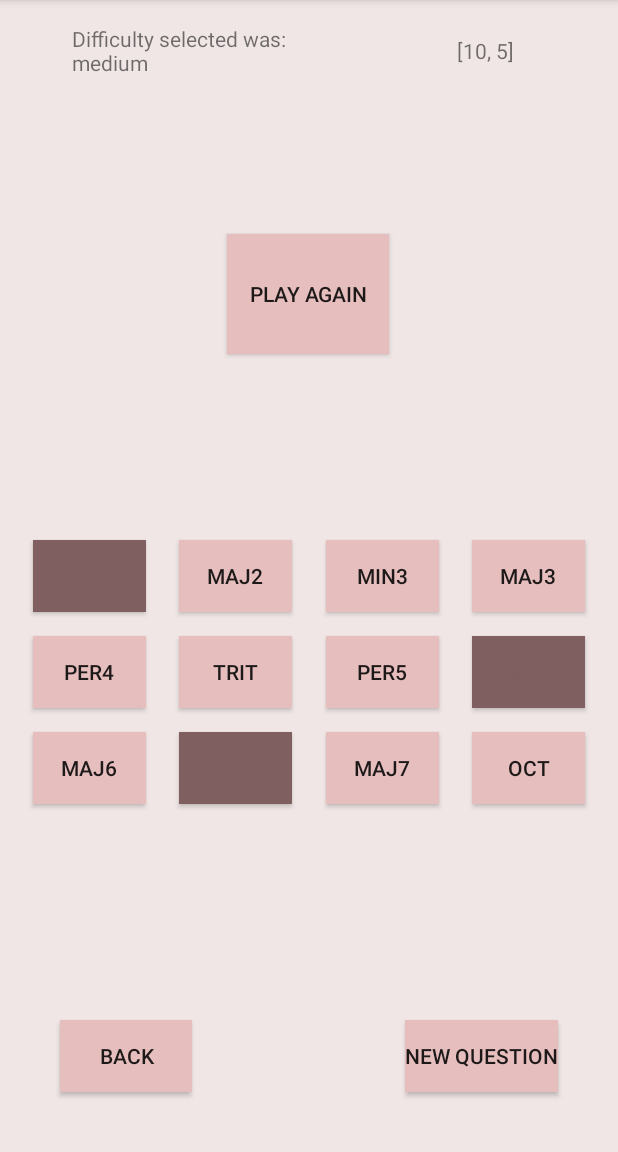
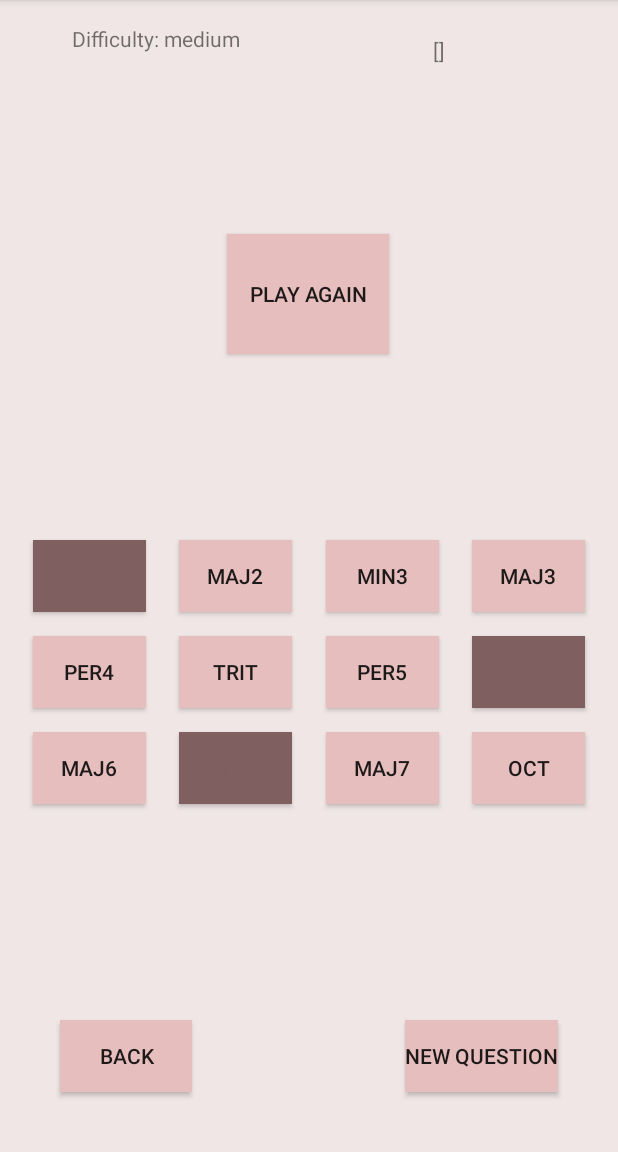
Before and after one commit to nikhilnair23/AllEars, an Android app: the IntervalLandingActivity screen opened directly, with no data from a screen before it, after a tap on "MEDIUM", on a phone screen of 412 x 824 dp, the part 84-1236 px from its top. Run offline under Robolectric (Android 15) with nearby library versions, the light colour scheme and no system bars.

Commit message:
Added record keeping, corrected back stack behavior

```diff
--- a/app/src/main/java/com/example/allears/IntervalLandingActivity.java
+++ b/app/src/main/java/com/example/allears/IntervalLandingActivity.java
@@ -5,6 +5,8 @@ import android.os.Bundle;
 import android.view.View;
 
 import androidx.appcompat.app.AppCompatActivity;
+
+import java.util.ArrayList;
 
 public class IntervalLandingActivity extends AppCompatActivity {
 
@@ -39,6 +41,9 @@ public class IntervalLandingActivity extends AppCompatActivity {
     private void openQuestionDifficulty( String difficulty ) {
         Intent intent = new Intent(this, IntervalQuestionActivity.class );
         intent.putExtra( "difficulty", difficulty );
+        ArrayList<Integer> blankScore = new ArrayList<Integer>();
+        intent.putExtra( "record", blankScore );
+        intent.addFlags( Intent.FLAG_ACTIVITY_NO_HISTORY );
         startActivity( intent );
     }
 
--- a/app/src/main/java/com/example/allears/IntervalQuestionActivity.java
+++ b/app/src/main/java/com/example/allears/IntervalQuestionActivity.java
@@ -3,7 +3,6 @@ package com.example.allears;
 import androidx.appcompat.app.AppCompatActivity;
 
 import android.content.Intent;
-import android.graphics.Color;
 import android.os.Bundle;
 import android.view.View;
 import android.widget.Button;
@@ -15,22 +14,22 @@ import java.util.Arrays;
 import java.util.List;
 import java.util.Random;
 
-import android.media.AudioManager;
-import android.media.SoundPool;
-
 // TODO: 11/28/20
-// - figure out backstack better, when you answer a question or close just nuke it from the stack??
-// - figure out playing all the sounds, integers -> sounds
 // - make the screen look not absolutely horrible
 //   - find way to have variable number of buttons? currently 4 per every screen
 // - have some sort of delay after you correctly guess before opening new activity??
+// - have it keep track of # right and # wrong for the day
+//   - at each one, append a 1 for a correct, and 0 for incorrect, 2 for skip
+//  -> now have it go into a new drawable type thing, draw blue for correct, red for incorrect
+//     etc. also only parse at most the last 10? idk
+
 
 public class IntervalQuestionActivity extends AppCompatActivity {
 
     // placeholder text, shows numbers that question generation obtained
     // and shows what difficulty was obtained through the intent
-    private TextView testText;
-    private TextView testText2;
+    private TextView difficultySelected;
+    private TextView score;
 
     // the button on top used to repeat the sound
     private Button playAgain;
@@ -60,6 +59,9 @@ public class IntervalQuestionActivity extends AppCompatActivity {
 
     private IntervalPlayer intervalPlayer;
 
+    private boolean guessedWrong;
+    private ArrayList<Integer> record;
+
 
     @Override
     protected void onCreate(Bundle savedInstanceState) {
@@ -67,8 +69,8 @@ public class IntervalQuestionActivity extends AppCompatActivity {
         setContentView(R.layout.activity_interval_question);
 
         // TEMPORARY, these views are only to show what data is being transferred
-        testText = (TextView)findViewById(R.id.text_interval_question_test);
-        testText2 = (TextView)findViewById(R.id.text_interval_question_test2);
+        difficultySelected = (TextView)findViewById(R.id.text_interval_question_selected_difficulty);
+        score = (TextView)findViewById(R.id.text_interval_question_score);
 
         // testing interval player (this should be created when question is made)
         intervalPlayer = new IntervalPlayer(this, 0, 1);
@@ -82,6 +84,7 @@ public class IntervalQuestionActivity extends AppCompatActivity {
         if (diff != null ) {
             difficulty = diff;
         }
+        record = bundle.getIntegerArrayList("record");
 
         // find the play again button, style it a tiny bit
         playAgain = (Button)findViewById(R.id.button_interval_question_repeat);
@@ -100,6 +103,9 @@ public class IntervalQuestionActivity extends AppCompatActivity {
         button10 = (Button)findViewById(R.id.button_interval_question_b10);
         button11 = (Button)findViewById(R.id.button_interval_question_b11);
 
+        // set guessed wrong to false intially
+        guessedWrong = false;
+
         // call a helper to grey out certain buttons and assign one as the correct answer
         rigButtons();
 
@@ -109,8 +115,9 @@ public class IntervalQuestionActivity extends AppCompatActivity {
         intervalPlayer.playInterval( 1000 );
 
         // TEMPORARY: set the views to show what data has been transferred
-        testText.setText( "Difficulty selected was:\n" + difficulty );
-        testText2.setText( question.toString() );
+        difficultySelected.setText( "Difficulty: " + difficulty );
+        score.setText( record.toString() );
+        //score.setText( question.toString() );
 
     }
 
@@ -178,7 +185,7 @@ public class IntervalQuestionActivity extends AppCompatActivity {
                 break;
 
             case R.id.button_interval_question_new:
-                openNewQuestionSameDifficulty();
+                openNewQuestionSameDifficulty( true );
                 break;
 
 
@@ -232,17 +239,27 @@ public class IntervalQuestionActivity extends AppCompatActivity {
 //            } catch (InterruptedException e) {
 //                e.printStackTrace();
 //            }
-            openNewQuestionSameDifficulty();
+            openNewQuestionSameDifficulty( false );
         } else {
             Toast.makeText( IntervalQuestionActivity.this, "Incorrect :((", Toast.LENGTH_SHORT).show();
+            this.guessedWrong = true;
         }
     }
 
 
     // a helper to run when the player answers correctly, or starts a new question
-    private void openNewQuestionSameDifficulty() {
+    private void openNewQuestionSameDifficulty( Boolean pressedNextHuh ) {
         Intent intent = new Intent(this, IntervalQuestionActivity.class );
         intent.putExtra( "difficulty", difficulty );
+
+        Integer toAdd = (guessedWrong) ? 0 : 1 ;
+        if (pressedNextHuh) {
+            toAdd = 2;
+        }
+        record.add( toAdd );
+        intent.putExtra( "record", record );
+
+        intent.addFlags( Intent.FLAG_ACTIVITY_NO_HISTORY );
         startActivity( intent );
     }
 
--- a/app/src/main/res/layout/activity_interval_question.xml
+++ b/app/src/main/res/layout/activity_interval_question.xml
@@ -8,22 +8,22 @@
     tools:context=".IntervalQuestionActivity">
 
     <TextView
-        android:id="@+id/text_interval_question_test"
+        android:id="@+id/text_interval_question_selected_difficulty"
         android:layout_width="150dp"
         android:layout_height="43dp"
         android:layout_marginStart="48dp"
         android:layout_marginTop="16dp"
-        android:text="@string/text_interval_question_test"
+        android:text="@string/text_interval_question_selected_difficulty"
         app:layout_constraintStart_toStartOf="parent"
         app:layout_constraintTop_toTopOf="parent" />
 
     <TextView
-        android:id="@+id/text_interval_question_test2"
-        android:layout_width="91dp"
-        android:layout_height="23dp"
+        android:id="@+id/text_interval_question_score"
+        android:layout_width="107dp"
+        android:layout_height="61dp"
         android:layout_marginTop="24dp"
         android:layout_marginEnd="16dp"
-        android:text="@string/text_interval_question_test2"
+        android:text="@string/text_interval_question_score"
         app:layout_constraintEnd_toEndOf="parent"
         app:layout_constraintTop_toTopOf="parent" />
 
--- a/app/src/main/res/values/strings.xml
+++ b/app/src/main/res/values/strings.xml
@@ -12,8 +12,8 @@
 
 
     <!-- Interval Question Activity Strings -->
-    <string name="text_interval_question_test">Test</string>
-    <string name="text_interval_question_test2">Test2</string>
+    <string name="text_interval_question_selected_difficulty">Difficulty: </string>
+    <string name="text_interval_question_score">Total: \nCorrect: \nIncorrect: </string>
     <string name="button_interval_question_repeat">Play Again</string>
     <string name="button_interval_question_new">New Question</string>
 
```
